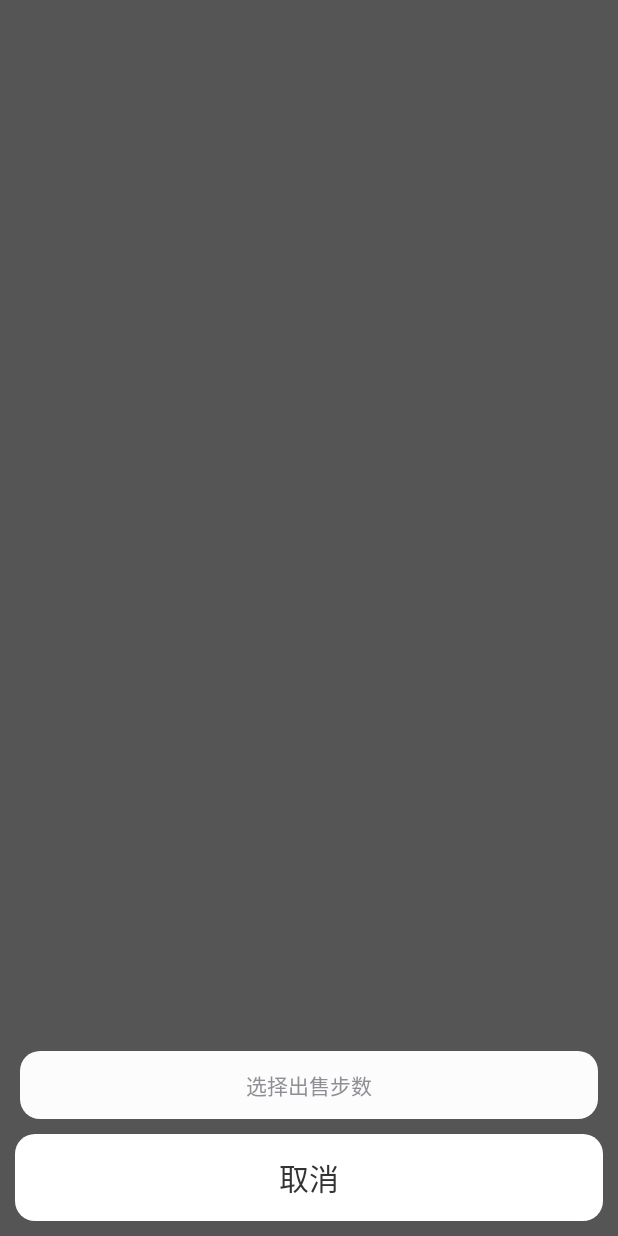
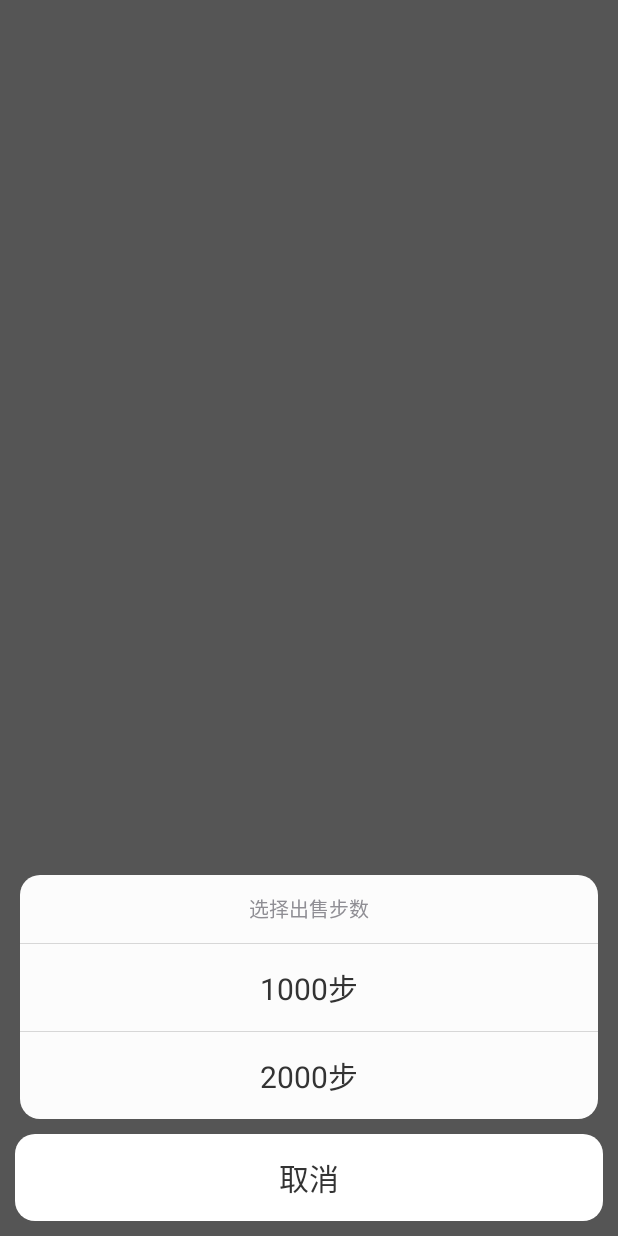
Before and after one commit to kkuu/kkutils, an Android app: the layout kk_dialog_dibu_xuanze.xml on its own in the app's theme, with its tools: preview values and no code run, on a phone screen of 412 x 824 dp. Run offline under Robolectric (Android 15) with nearby library versions, the light colour scheme and no system bars.

Commit message:
底部选择弹出框简单

```diff
--- a/tools/src/main/java/utils/kkutils/ui/dialog/DialogSimple.java
+++ b/tools/src/main/java/utils/kkutils/ui/dialog/DialogSimple.java
@@ -121,7 +121,7 @@ public class DialogSimple {
         UiTool.setTextView(view,R.id.kk_tv_dialog_dibu_xuanze_title,title);
 
         ViewGroup kk_vg_dialog_dibu_xuanze_items=dialog.findViewById(R.id.kk_vg_dialog_dibu_xuanze_items);
-
+        kk_vg_dialog_dibu_xuanze_items.removeAllViews();
         for(String item:items){
             TextView textView=new TextView(new ContextThemeWrapper(AppTool.getApplication(),R.style.kk_tv_dibu_dialog_xuanze_btn));
             UiTool.setTextView(textView,item);
--- a/tools/src/main/res/layout/kk_dialog_dibu_xuanze.xml
+++ b/tools/src/main/res/layout/kk_dialog_dibu_xuanze.xml
@@ -24,7 +24,7 @@
                 style="@style/kk_textview"
                 android:text="选择出售步数"
                 android:textColor="#ff8f8e94"
-                android:textSize="14dp"
+                android:textSize="13dp"
                 android:layout_height="45dp"
                 android:layout_width="match_parent"
                 android:gravity="center"
@@ -33,7 +33,10 @@
                 android:id="@+id/kk_vg_dialog_dibu_xuanze_items"
                 android:layout_width="match_parent"
                 android:layout_height="wrap_content" android:orientation="vertical">
-
+                <View style="@style/kk_line_h"></View>
+                <TextView android:id="@+id/btn_dialog_xuanze_1" style="@style/kk_tv_dibu_dialog_xuanze_btn" android:text="1000步" />
+                <View style="@style/kk_line_h"></View>
+                <TextView  android:id="@+id/btn_dialog_xuanze_2" style="@style/kk_tv_dibu_dialog_xuanze_btn" android:text="2000步" />
             </LinearLayout>
 
         </LinearLayout>
```
